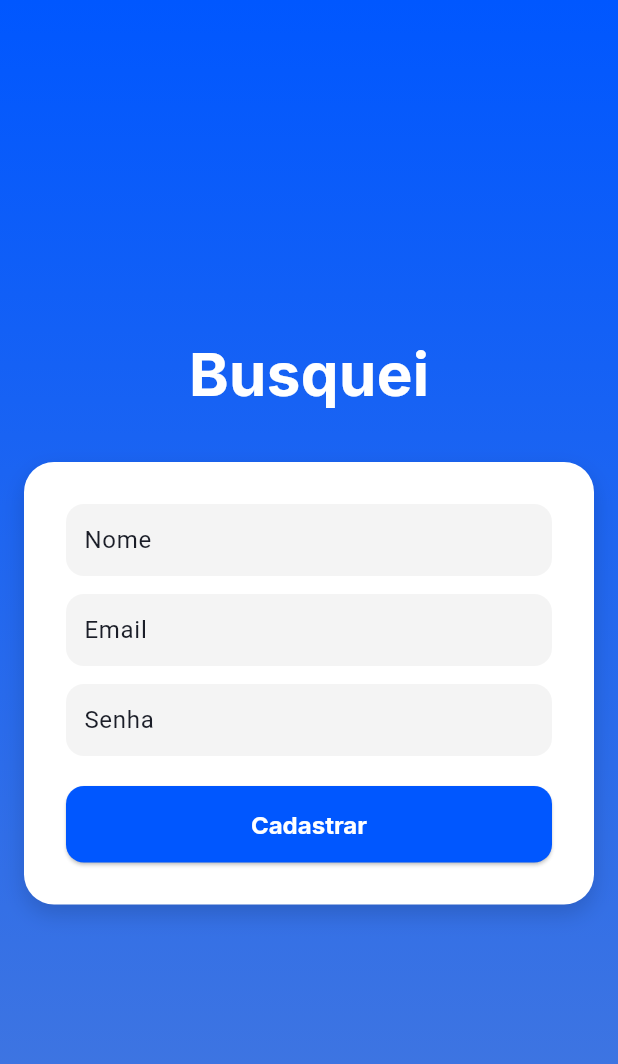
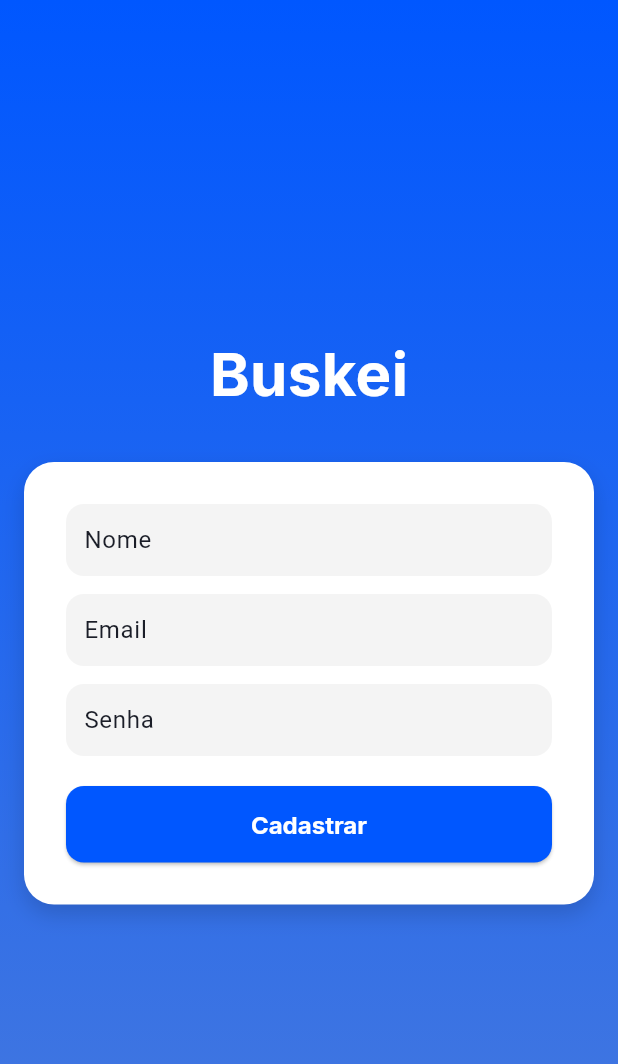
Before and after one commit to CHECKHUB-BRAZIL/buskei-frontend-flutter, a Flutter app: the screen it shows after launch, after a tap on "Registrar-se", on a phone screen of 412 x 824 dp. Shown: the top 1064 px of the screen. Run offline on Flutter 3.47's test engine with Material 3 defaults, Android fonts, the phone set to English and light mode, and no system bars; our stand-ins replace flutter_svg, google_fonts; accounts and stored records are empty; network calls fail.

Commit message:
refactor: organize page structure

```diff
--- a/lib/models/user_register.dart
+++ b/lib/features/auth/data/models/user_login_model.dart
@@ -1,17 +1,14 @@
-class UserRegister {
-  final String nome;
+class UserLoginModel {
   final String email;
   final String senha;
 
-  UserRegister({
-    required this.nome,
+  UserLoginModel({
     required this.email,
     required this.senha,
   });
 
-  Map<String, dynamic> toJson(){
+  Map<String, dynamic> toJson() {
     return {
-      "nome": nome,
       "email": email,
       "senha": senha,
     };
--- /dev/null
+++ b/lib/features/auth/domain/entities/user_entity.dart
@@ -0,0 +1,9 @@
+class UserEntity {
+  final String id;
+  final String email;
+
+  UserEntity({
+    required this.id,
+    required this.email,
+  });
+}
--- /dev/null
+++ b/lib/features/auth/domain/repositories/auth_repository.dart
@@ -0,0 +1,6 @@
+import '../entities/user_entity.dart';
+
+abstract class AuthRepository {
+  Future<UserEntity> login(String email, String senha);
+  Future<UserEntity> register(String email, String senha);
+}
--- /dev/null
+++ b/lib/features/auth/domain/usecases/login_usecase.dart
@@ -0,0 +1,12 @@
+import '../repositories/auth_repository.dart';
+import '../entities/user_entity.dart';
+
+class LoginUseCase {
+  final AuthRepository repository;
+
+  LoginUseCase(this.repository);
+
+  Future<UserEntity> call(String email, String senha) {
+    return repository.login(email, senha);
+  }
+}
--- /dev/null
+++ b/lib/features/auth/domain/usecases/register_usecase.dart
@@ -0,0 +1,12 @@
+import '../repositories/auth_repository.dart';
+import '../entities/user_entity.dart';
+
+class RegisterUseCase {
+  final AuthRepository repository;
+
+  RegisterUseCase(this.repository);
+
+  Future<UserEntity> call(String email, String senha) {
+    return repository.register(email, senha);
+  }
+}
--- /dev/null
+++ b/lib/features/auth/presentation/controllers/auth_controller.dart
@@ -0,0 +1,41 @@
+import 'package:flutter/material.dart';
+import '../../domain/usecases/login_usecase.dart';
+import '../../domain/usecases/register_usecase.dart';
+import '../../domain/entities/user_entity.dart';
+
+class AuthController extends ChangeNotifier {
+  final LoginUseCase loginUseCase;
+  final RegisterUseCase registerUseCase;
+
+  AuthController({
+    required this.loginUseCase,
+    required this.registerUseCase,
+  });
+
+  bool isLoading = false;
+  UserEntity? user;
+
+  Future<bool> login(String email, String senha) async {
+    try {
+      isLoading = true;
+      notifyListeners();
+
+      user = await loginUseCase(email, senha);
+
+      isLoading = false;
+      notifyListeners();
+      return true;
+    } catch (e) {
+      return false;
+    }
+  }
+
+  Future<bool> register(String email, String senha) async {
+    try {
+      await registerUseCase(email, senha);
+      return true;
+    } catch (e) {
+      return false;
+    }
+  }
+}
--- a/lib/pages/login_page.dart
+++ b/lib/features/auth/presentation/pages/login_page.dart
@@ -1,13 +1,19 @@
 import 'package:flutter/material.dart';
+import 'package:provider/provider.dart';
 import 'package:google_fonts/google_fonts.dart';
 import 'package:flutter_svg/flutter_svg.dart';
-import '../widgets/custom_input.dart';
-import '../widgets/custom_button.dart';
+
+import '../controllers/auth_controller.dart';
+import '../../../../core/widgets/custom_input.dart';
+import '../../../../core/widgets/custom_button.dart';
 
 class LoginPage extends StatefulWidget {
+  const LoginPage({super.key});
+
   @override
-  _LoginPageState createState() => _LoginPageState();
+  State<LoginPage> createState() => _LoginPageState();
 }
+
 class _LoginPageState extends State<LoginPage> {
   final emailController = TextEditingController();
   final senhaController = TextEditingController();
@@ -21,9 +27,11 @@ class _LoginPageState extends State<LoginPage> {
 
   @override
   Widget build(BuildContext context) {
+    final controller = context.read<AuthController>(); // ✅ não precisa rebuildar a tela toda
+
     return Scaffold(
       body: Container(
-        decoration: BoxDecoration(
+        decoration: const BoxDecoration(
           gradient: LinearGradient(
             begin: Alignment.topCenter,
             end: Alignment.bottomCenter,
@@ -33,7 +41,6 @@ class _LoginPageState extends State<LoginPage> {
             ],
           ),
         ),
-
         child: Center(
           child: SingleChildScrollView(
             child: Column(
@@ -51,14 +58,14 @@ class _LoginPageState extends State<LoginPage> {
 
                 Container(
                   width: 380,
-                  padding: EdgeInsets.all(28),
+                  padding: const EdgeInsets.all(28),
                   decoration: BoxDecoration(
                     color: Colors.white,
                     borderRadius: BorderRadius.circular(20),
                     boxShadow: [
                       BoxShadow(
                         color: Colors.black.withValues(alpha: 0.15),
-                        offset: Offset(0, 6),
+                        offset: const Offset(0, 6),
                         blurRadius: 12,
                       )
                     ],
@@ -84,20 +91,44 @@ class _LoginPageState extends State<LoginPage> {
                       const SizedBox(height: 28),
 
                       CustomButton(
-                        text: "Cadastrar",
-                        onPressed: () {
+                        text: "Entrar",
+                        onPressed: () async {
+                          final success = await controller.login(
+                            emailController.text,
+                            senhaController.text,
+                          );
+
+                          if (!mounted) return;
+
+                          if (success) {
+                            ScaffoldMessenger.of(context).showSnackBar(
+                              const SnackBar(
+                                content: Text("Login realizado com sucesso!"),
+                              ),
+                            );
+                            // ✅ EXEMPLO DE REDIRECIONAMENTO
+                            // Navigator.pushReplacementNamed(context, '/home');
+                          } else {
+                            ScaffoldMessenger.of(context).showSnackBar(
+                              const SnackBar(
+                                content: Text("Email ou senha inválidos"),
+                              ),
+                            );
+                          }
                         },
                       ),
 
                       const SizedBox(height: 20),
 
                       Row(
-                        children: [
+                        children: const [
                           Expanded(child: Divider(color: Colors.grey)),
                           Padding(
-                            padding: const EdgeInsets.symmetric(horizontal: 8),
-                            child: Text("ou",
-                                style: TextStyle(color: Colors.grey)),
+                            padding: EdgeInsets.symmetric(horizontal: 8),
+                            child: Text(
+                              "ou",
+                              style: TextStyle(color: Colors.grey),
+                            ),
                           ),
                           Expanded(child: Divider(color: Colors.grey)),
                         ],
@@ -114,7 +145,7 @@ class _LoginPageState extends State<LoginPage> {
                             child: Container(
                               width: 55,
                               height: 55,
-                              margin: EdgeInsets.symmetric(horizontal: 10),
+                              margin: const EdgeInsets.symmetric(horizontal: 10),
                               decoration: BoxDecoration(
                                 shape: BoxShape.circle,
                                 color: Colors.white,
@@ -122,7 +153,7 @@ class _LoginPageState extends State<LoginPage> {
                                   BoxShadow(
                                     color: Colors.black.withValues(alpha: 0.15),
                                     blurRadius: 6,
-                                    offset: Offset(0, 3),
+                                    offset: const Offset(0, 3),
                                   )
                                 ],
                               ),
@@ -140,7 +171,7 @@ class _LoginPageState extends State<LoginPage> {
                             child: Container(
                               width: 55,
                               height: 55,
-                              margin: EdgeInsets.symmetric(horizontal: 10),
+                              margin: const EdgeInsets.symmetric(horizontal: 10),
                               decoration: BoxDecoration(
                                 shape: BoxShape.circle,
                                 color: Color(0xFF1877F2),
@@ -148,12 +179,16 @@ class _LoginPageState extends State<LoginPage> {
                                   BoxShadow(
                                     color: Colors.black.withValues(alpha: 0.15),
                                     blurRadius: 6,
-                                    offset: Offset(0, 3),
+                                    offset: const Offset(0, 3),
                                   )
                                 ],
                               ),
-                              child: Center(
-                                child: Icon(Icons.facebook, size: 40, color: Colors.white),
+                              child: const Center(
+                                child: Icon(
+                                  Icons.facebook,
+                                  size: 40,
+                                  color: Colors.white,
+                                ),
                               ),
                             ),
                           ),
@@ -163,7 +198,7 @@ class _LoginPageState extends State<LoginPage> {
                             child: Container(
                               width: 55,
                               height: 55,
-                              margin: EdgeInsets.symmetric(horizontal: 10),
+                              margin: const EdgeInsets.symmetric(horizontal: 10),
                               decoration: BoxDecoration(
                                 shape: BoxShape.circle,
                                 color: Color(0xFF0A66C2),
@@ -171,7 +206,7 @@ class _LoginPageState extends State<LoginPage> {
                                   BoxShadow(
                                     color: Colors.black.withValues(alpha: 0.15),
                                     blurRadius: 6,
-                                    offset: Offset(0, 3),
+                                    offset: const Offset(0, 3),
                                   )
                                 ],
                               ),
@@ -195,7 +230,7 @@ class _LoginPageState extends State<LoginPage> {
                             "Ainda não tem uma conta? ",
                             style: GoogleFonts.inter(
                               fontSize: 15,
-                              color: Color(0xFF1B1E28),
+                              color: const Color(0xFF1B1E28),
                             ),
                           ),
                           GestureDetector(
@@ -207,7 +242,7 @@ class _LoginPageState extends State<LoginPage> {
                               style: GoogleFonts.inter(
                                 fontSize: 15,
                                 fontWeight: FontWeight.w600,
-                                color: Color(0xFF0057FF),
+                                color: const Color(0xFF0057FF),
                               ),
                             ),
                           ),
@@ -220,23 +255,23 @@ class _LoginPageState extends State<LoginPage> {
                         mainAxisAlignment: MainAxisAlignment.center,
                         children: [
                           Text(
-                            "Esqueceu seu senha? ",
+                            "Esqueceu sua senha? ",
                             style: GoogleFonts.inter(
                               fontSize: 15,
-                              color: Color(0xFF1B1E28),
+                              color: const Color(0xFF1B1E28),
                             ),
                           ),
                           GestureDetector(
                             onTap: () {
-                              Navigator.pushNamed(context, '/register');
+                              // rota de recuperação depois
                             },
                             child: Text(
                               "Recuperar",
                               style: GoogleFonts.inter(
                                 fontSize: 15,
                                 fontWeight: FontWeight.w600,
-                                color: Color(0xFF0057FF),
-                              )
+                                color: const Color(0xFF0057FF),
+                              ),
                             ),
                           )
                         ],
--- a/lib/pages/register_page.dart
+++ b/lib/features/auth/presentation/pages/register_page.dart
@@ -1,25 +1,38 @@
-import 'package:buskei/controllers/auth_controller.dart';
 import 'package:flutter/material.dart';
 import 'package:google_fonts/google_fonts.dart';
-import '../widgets/custom_input.dart';
-import '../widgets/custom_button.dart';
+import 'package:provider/provider.dart';
+
+import '../../../../core/widgets/custom_button.dart';
+import '../../../../core/widgets/custom_input.dart';
+import '../controllers/auth_controller.dart';
 
 class RegisterPage extends StatefulWidget {
+  const RegisterPage({super.key});
+
   @override
-  _RegisterPageState createState() => _RegisterPageState();
+  State<RegisterPage> createState() => _RegisterPageState();
 }
+
 class _RegisterPageState extends State<RegisterPage> {
   final nomeController = TextEditingController();
   final emailController = TextEditingController();
   final senhaController = TextEditingController();
 
-  final controller = AuthController();
+  @override
+  void dispose() {
+    nomeController.dispose();
+    emailController.dispose();
+    senhaController.dispose();
+    super.dispose();
+  }
 
   @override
   Widget build(BuildContext context) {
+    final controller = Provider.of<AuthController>(context, listen: false);
+
     return Scaffold(
       body: Container(
-        decoration: BoxDecoration(
+        decoration: const BoxDecoration(
           gradient: LinearGradient(
             begin: Alignment.topCenter,
             end: Alignment.bottomCenter,
@@ -29,13 +42,12 @@ class _RegisterPageState extends State<RegisterPage> {
             ],
           ),
         ),
-
         child: Center(
           child: SingleChildScrollView(
             child: Column(
               children: [
                 Text(
-                  "Busquei",
+                  "Buskei",
                   style: GoogleFonts.inter(
                     fontSize: 40,
                     fontWeight: FontWeight.bold,
@@ -43,64 +55,61 @@ class _RegisterPageState extends State<RegisterPage> {
                   ),
                 ),
                 const SizedBox(height: 30),
-
                 Container(
                   width: 380,
-                  padding: EdgeInsets.all(28),
+                  padding: const EdgeInsets.all(28),
                   decoration: BoxDecoration(
                     color: Colors.white,
                     borderRadius: BorderRadius.circular(20),
                     boxShadow: [
                       BoxShadow(
                         color: Colors.black.withValues(alpha: 0.15),
-                        offset: Offset(0, 6),
+                        offset: const Offset(0, 6),
                         blurRadius: 12,
                       )
                     ],
                   ),
-
                   child: Column(
                     crossAxisAlignment: CrossAxisAlignment.stretch,
                     children: [
-
                       CustomInput(
                         hint: "Nome",
                         controller: nomeController,
                       ),
-
                       const SizedBox(height: 12),
-
                       CustomInput(
                         hint: "Email",
                         controller: emailController,
                       ),
-
                       const SizedBox(height: 12),
-
                       CustomInput(
                         hint: "Senha",
                         controller: senhaController,
                         obscure: true,
                       ),
                       const SizedBox(height: 20),
-
                       CustomButton(
                         text: "Cadastrar",
                         onPressed: () async {
                           final success = await controller.register(
-                            nomeController.text,
                             emailController.text,
                             senhaController.text,
                           );
 
+                          if (!mounted) return;
+
                           if (success) {
                             ScaffoldMessenger.of(context).showSnackBar(
-                              const SnackBar(content: Text("Usuário criado com sucesso!")),
+                              const SnackBar(
+                                content: Text("Usuário criado com sucesso!"),
+                              ),
                             );
                             Navigator.pushNamed(context, "/login");
                           } else {
                             ScaffoldMessenger.of(context).showSnackBar(
-                              const SnackBar(content: Text("Erro ao criar usuário")),
+                              const SnackBar(
+                                content: Text("Erro ao criar usuário"),
+                              ),
                             );
                           }
                         },
--- /dev/null
+++ b/lib/features/auth/presentation/pages/splash_page.dart
@@ -0,0 +1,38 @@
+import 'dart:async';
+import 'package:flutter/material.dart';
+
+class SplashPage extends StatefulWidget {
+  const SplashPage({super.key});
+
+  @override
+  State<SplashPage> createState() => _SplashPageState();
+}
+
+class _SplashPageState extends State<SplashPage> {
+  @override
+  void initState() {
+    super.initState();
+
+    Timer(const Duration(seconds: 2), () {
+      if (!mounted) return;
+      Navigator.pushReplacementNamed(context, "/login");
+    });
+  }
+
+  @override
+  Widget build(BuildContext context) {
+    return const Scaffold(
+      backgroundColor: Color(0xFF0057FF),
+      body: Center(
+        child: Text(
+          "Buskei",
+          style: TextStyle(
+            fontSize: 42,
+            fontWeight: FontWeight.bold,
+            color: Colors.white,
+          ),
+        ),
+      ),
+    );
+  }
+}
--- a/lib/main.dart
+++ b/lib/main.dart
@@ -1,46 +1,49 @@
 import 'package:flutter/material.dart';
 import 'package:provider/provider.dart';
-import 'controllers/auth_controller.dart';
-import 'pages/login_page.dart';
-import 'pages/register_page.dart';
-import 'pages/splash_page.dart';
 
-void main() async {
-  WidgetsFlutterBinding.ensureInitialized();
+import 'package:buskei/features/auth/data/datasources/auth_remote_datasource.dart';
+import 'package:buskei/features/auth/data/repositories/auth_repository_impl.dart';
+import 'package:buskei/features/auth/domain/usecases/login_usecase.dart';
+import 'package:buskei/features/auth/domain/usecases/register_usecase.dart';
+import 'package:buskei/features/auth/presentation/controllers/auth_controller.dart';
+import 'package:buskei/features/auth/presentation/pages/login_page.dart';
+import 'package:buskei/features/auth/presentation/pages/register_page.dart';
+import 'package:buskei/features/auth/presentation/pages/splash_page.dart';
+
+
+void main() {
+  final datasource = AuthRemoteDataSource("http://localhost:8000");
+  final repository = AuthRepositoryImpl(datasource);
+  final loginUseCase = LoginUseCase(repository);
+  final registerUseCase = RegisterUseCase(repository);
 
   runApp(
     MultiProvider(
       providers: [
-        ChangeNotifierProvider(create: (_) => AuthController()),
+        ChangeNotifierProvider(
+          create: (_) => AuthController(
+            loginUseCase: loginUseCase,
+            registerUseCase: registerUseCase,
+          ),
+        ),
       ],
-      child: MyApp(),
+      child: const MyApp(),
     ),
   );
 }
 
 class MyApp extends StatelessWidget {
-  MyApp({super.key});
+  const MyApp({super.key});
 
   @override
   Widget build(BuildContext context) {
     return MaterialApp(
-      title: 'Meu App',
-      debugShowCheckedModeBanner: false,
-
-      theme: ThemeData(
-        colorScheme: ColorScheme.fromSeed(
-          seedColor: Colors.blue,
-          brightness: Brightness.light,
-        ),
-        useMaterial3: true
-      ),
-
-      home: SplashPage(),
-
       routes: {
-        '/login': (_) => LoginPage(),
-        '/register': (_) => RegisterPage(),
+        "/": (context) => const SplashPage(),
+        "/login": (context) => const LoginPage(),
+        "/register": (context) => const RegisterPage(),
       },
+      initialRoute: "/",
     );
   }
 }
--- a/lib/pages/splash_page.dart
+++ /dev/null
@@ -1,43 +0,0 @@
-import 'package:flutter/material.dart';
-import 'package:shared_preferences/shared_preferences.dart';
-
-
-class SplashPage extends StatefulWidget {
-  const SplashPage({super.key});
-
-  @override
-  State<SplashPage> createState() => _SplashPageState();
-}
-
-class _SplashPageState extends State<SplashPage> {
-
-  @override
-  void initState() {
-    super.initState();
-    _checkLogin();
-  }
-
-  Future<void> _checkLogin() async {
-    final prefs = await SharedPreferences.getInstance();
-    final token = prefs.getString("token");
-
-    await Future.delayed(const Duration(seconds: 1));
-
-    if(!mounted) return;
-
-    if(token != null) {
-      Navigator.pushReplacementNamed(context, '/home');
-    }else {
-      Navigator.pushReplacementNamed(context, '/login');
-    }
-  }
-
-  @override
-  Widget build(BuildContext context) {
-    return const Scaffold(
-      body: Center (
-        child: CircularProgressIndicator(),
-      ),
-    );
-  }
-}
```
Also changed, not shown: lib/controllers/auth_controller.dart (deleted, +0 -62 lines), lib/features/auth/data/datasources/auth_remote_datasource.dart (added, +34 -0 lines), lib/features/auth/data/models/user_register_model.dart (added, +16 -0 lines), lib/features/auth/data/repositories/auth_repository_impl.dart (added, +29 -0 lines), lib/models/user_login.dart (deleted, +0 -19 lines), lib/services/auth_service.dart (deleted, +0 -72 lines), lib/core/widgets/custom_button.dart (renamed from lib/widgets/custom_button.dart), lib/core/widgets/custom_input.dart (renamed from lib/widgets/custom_input.dart).
